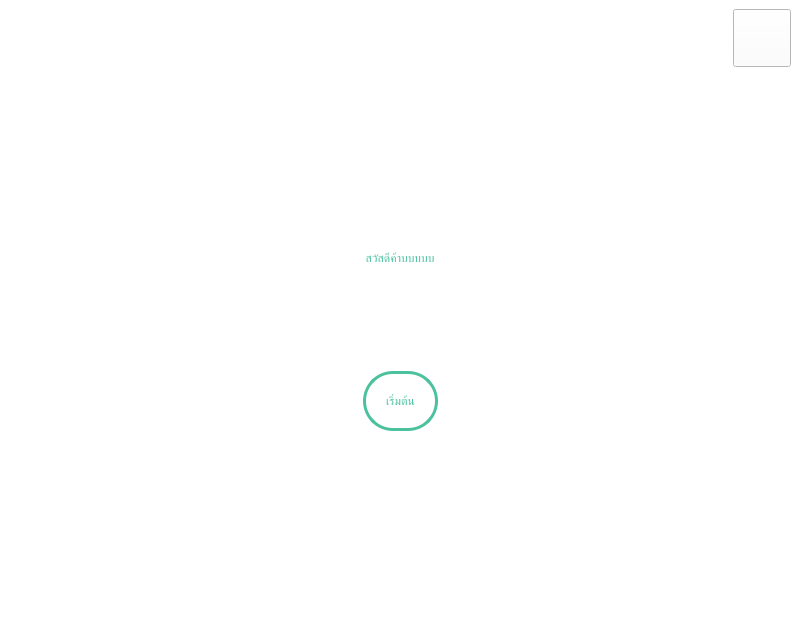
Before: the Qt Designer form Osteoporosis/mainwindow.ui in sutiwat41/HaxterForm, drawn with Qt 5.
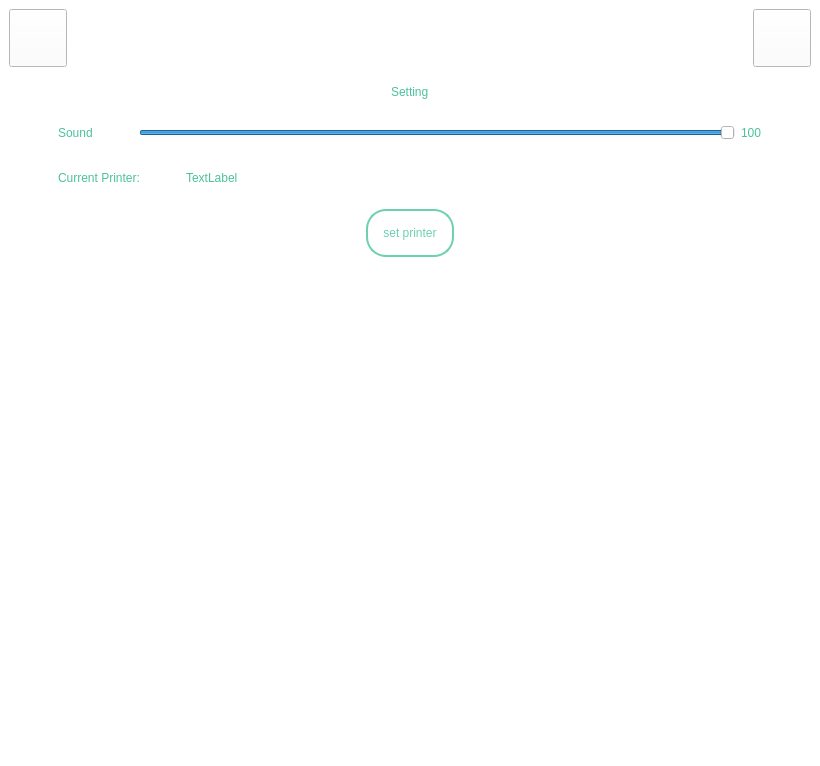
After: the same form once the commit is applied. The open tabs and pages were chosen to show the change. Icons and pictures are not drawn.

The edit to the form file:
```diff
--- a/Osteoporosis/mainwindow.ui
+++ b/Osteoporosis/mainwindow.ui
@@ -7,7 +7,7 @@
     <x>0</x>
     <y>0</y>
     <width>800</width>
-    <height>639</height>
+    <height>766</height>
    </rect>
   </property>
   <property name="windowTitle">
@@ -20,6 +20,18 @@
    <layout class="QVBoxLayout" name="verticalLayout_2">
     <item>
      <layout class="QHBoxLayout" name="horizontalLayout">
+      <item>
+       <widget class="QPushButton" name="soundControl">
+        <property name="styleSheet">
+         <string notr="true">border-image: url(resources/image/volume.png);
+height: 50px;
+width: 50px;</string>
+        </property>
+        <property name="text">
+         <string/>
+        </property>
+       </widget>
+      </item>
       <item>
        <spacer name="horizontalSpacer">
         <property name="orientation">
@@ -86,7 +98,7 @@
  color: #4cc19e;</string>
           </property>
           <property name="text">
-           <string>สวัสดีค้าบบบบบ</string>
+           <string>สวัสดีค่ะ</string>
           </property>
           <property name="alignment">
            <set>Qt::AlignCenter</set>
@@ -442,6 +454,296 @@
         </item>
        </layout>
       </widget>
+      <widget class="QWidget" name="SettingPage">
+       <layout class="QVBoxLayout" name="verticalLayout_6">
+        <item>
+         <layout class="QHBoxLayout" name="horizontalLayout_12">
+          <item>
+           <spacer name="horizontalSpacer_25">
+            <property name="orientation">
+             <enum>Qt::Horizontal</enum>
+            </property>
+            <property name="sizeHint" stdset="0">
+             <size>
+              <width>40</width>
+              <height>20</height>
+             </size>
+            </property>
+           </spacer>
+          </item>
+          <item>
+           <widget class="QLabel" name="settingLabel">
+            <property name="styleSheet">
+             <string notr="true">font: 400 72pt &quot;JasmineUPC&quot;;
+ color: #4cc19e;</string>
+            </property>
+            <property name="text">
+             <string>Setting</string>
+            </property>
+           </widget>
+          </item>
+          <item>
+           <spacer name="horizontalSpacer_26">
+            <property name="orientation">
+             <enum>Qt::Horizontal</enum>
+            </property>
+            <property name="sizeHint" stdset="0">
+             <size>
+              <width>40</width>
+              <height>20</height>
+             </size>
+            </property>
+           </spacer>
+          </item>
+         </layout>
+        </item>
+        <item>
+         <layout class="QHBoxLayout" name="horizontalLayout_13">
+          <property name="topMargin">
+           <number>15</number>
+          </property>
+          <item>
+           <spacer name="horizontalSpacer_27">
+            <property name="orientation">
+             <enum>Qt::Horizontal</enum>
+            </property>
+            <property name="sizeType">
+             <enum>QSizePolicy::Minimum</enum>
+            </property>
+            <property name="sizeHint" stdset="0">
+             <size>
+              <width>40</width>
+              <height>20</height>
+             </size>
+            </property>
+           </spacer>
+          </item>
+          <item>
+           <widget class="QLabel" name="soundLabel">
+            <property name="styleSheet">
+             <string notr="true">font: 400 36pt &quot;JasmineUPC&quot;;
+ color: #4cc19e;</string>
+            </property>
+            <property name="text">
+             <string>Sound</string>
+            </property>
+           </widget>
+          </item>
+          <item>
+           <spacer name="horizontalSpacer_28">
+            <property name="orientation">
+             <enum>Qt::Horizontal</enum>
+            </property>
+            <property name="sizeType">
+             <enum>QSizePolicy::Minimum</enum>
+            </property>
+            <property name="sizeHint" stdset="0">
+             <size>
+              <width>40</width>
+              <height>20</height>
+             </size>
+            </property>
+           </spacer>
+          </item>
+          <item>
+           <widget class="QSlider" name="soundSlider">
+            <property name="sizePolicy">
+             <sizepolicy hsizetype="Expanding" vsizetype="Fixed">
+              <horstretch>0</horstretch>
+              <verstretch>0</verstretch>
+             </sizepolicy>
+            </property>
+            <property name="maximum">
+             <number>100</number>
+            </property>
+            <property name="value">
+             <number>100</number>
+            </property>
+            <property name="orientation">
+             <enum>Qt::Horizontal</enum>
+            </property>
+           </widget>
+          </item>
+          <item>
+           <widget class="QLabel" name="soundVolumeLabel">
+            <property name="styleSheet">
+             <string notr="true">font: 400 36pt &quot;JasmineUPC&quot;;
+ color: #4cc19e;</string>
+            </property>
+            <property name="text">
+             <string>100</string>
+            </property>
+           </widget>
+          </item>
+          <item>
+           <spacer name="horizontalSpacer_29">
+            <property name="orientation">
+             <enum>Qt::Horizontal</enum>
+            </property>
+            <property name="sizeType">
+             <enum>QSizePolicy::Minimum</enum>
+            </property>
+            <property name="sizeHint" stdset="0">
+             <size>
+              <width>40</width>
+              <height>20</height>
+             </size>
+            </property>
+           </spacer>
+          </item>
+         </layout>
+        </item>
+        <item>
+         <layout class="QHBoxLayout" name="horizontalLayout_14">
+          <property name="topMargin">
+           <number>19</number>
+          </property>
+          <item>
+           <spacer name="horizontalSpacer_30">
+            <property name="orientation">
+             <enum>Qt::Horizontal</enum>
+            </property>
+            <property name="sizeType">
+             <enum>QSizePolicy::Minimum</enum>
+            </property>
+            <property name="sizeHint" stdset="0">
+             <size>
+              <width>40</width>
+              <height>20</height>
+             </size>
+            </property>
+           </spacer>
+          </item>
+          <item>
+           <widget class="QLabel" name="curretPrinterLabel">
+            <property name="styleSheet">
+             <string notr="true">font: 400 36pt &quot;JasmineUPC&quot;;
+ color: #4cc19e;</string>
+            </property>
+            <property name="text">
+             <string>Current Printer:</string>
+            </property>
+           </widget>
+          </item>
+          <item>
+           <spacer name="horizontalSpacer_31">
+            <property name="orientation">
+             <enum>Qt::Horizontal</enum>
+            </property>
+            <property name="sizeType">
+             <enum>QSizePolicy::Minimum</enum>
+            </property>
+            <property name="sizeHint" stdset="0">
+             <size>
+              <width>40</width>
+              <height>20</height>
+             </size>
+            </property>
+           </spacer>
+          </item>
+          <item>
+           <widget class="QLabel" name="printerLabel">
+            <property name="styleSheet">
+             <string notr="true">font: 400 36pt &quot;JasmineUPC&quot;;
+ color: #4cc19e;</string>
+            </property>
+            <property name="text">
+             <string>TextLabel</string>
+            </property>
+           </widget>
+          </item>
+          <item>
+           <spacer name="horizontalSpacer_32">
+            <property name="orientation">
+             <enum>Qt::Horizontal</enum>
+            </property>
+            <property name="sizeHint" stdset="0">
+             <size>
+              <width>40</width>
+              <height>20</height>
+             </size>
+            </property>
+           </spacer>
+          </item>
+         </layout>
+        </item>
+        <item>
+         <layout class="QHBoxLayout" name="horizontalLayout_15">
+          <property name="topMargin">
+           <number>15</number>
+          </property>
+          <item>
+           <spacer name="horizontalSpacer_33">
+            <property name="orientation">
+             <enum>Qt::Horizontal</enum>
+            </property>
+            <property name="sizeHint" stdset="0">
+             <size>
+              <width>40</width>
+              <height>20</height>
+             </size>
+            </property>
+           </spacer>
+          </item>
+          <item>
+           <widget class="QPushButton" name="printerSettingBtn">
+            <property name="styleSheet">
+             <string notr="true">QPushButton{
+	font: 400 36pt &quot;JasmineUPC&quot;;
+   border: 2px solid rgb(110, 208, 179);
+   border-radius:20px;
+
+
+  padding: 15px;
+  color: rgb(110, 208, 179);
+   
+  background-color:  rgb(255, 255, 255) ;
+
+
+}
+QPushButton:hover ,pressed{
+ color: rgb(255, 255, 255) ;
+background-color:  rgb(110, 208, 179);
+ 
+}
+
+</string>
+            </property>
+            <property name="text">
+             <string>set printer</string>
+            </property>
+           </widget>
+          </item>
+          <item>
+           <spacer name="horizontalSpacer_34">
+            <property name="orientation">
+             <enum>Qt::Horizontal</enum>
+            </property>
+            <property name="sizeHint" stdset="0">
+             <size>
+              <width>40</width>
+              <height>20</height>
+             </size>
+            </property>
+           </spacer>
+          </item>
+         </layout>
+        </item>
+        <item>
+         <spacer name="verticalSpacer_14">
+          <property name="orientation">
+           <enum>Qt::Vertical</enum>
+          </property>
+          <property name="sizeHint" stdset="0">
+           <size>
+            <width>20</width>
+            <height>40</height>
+           </size>
+          </property>
+         </spacer>
+        </item>
+       </layout>
+      </widget>
       <widget class="QWidget" name="summaryPage">
        <layout class="QVBoxLayout" name="verticalLayout_5">
         <item>
```
Left out of the diff: 36 changed lines with no effect on the pictures.
